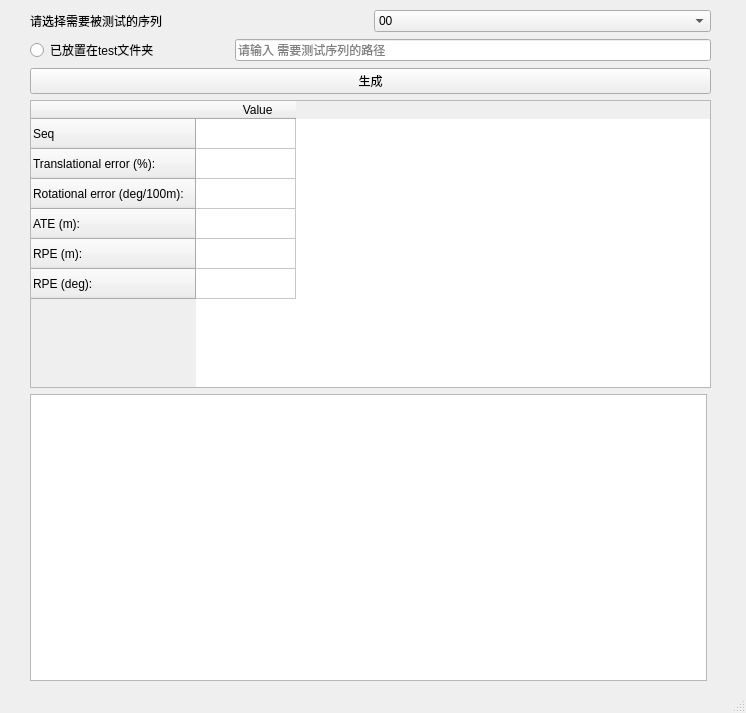
Astrophil-github/eval_odom_app, file ui/ui.ui: the form before one commit.
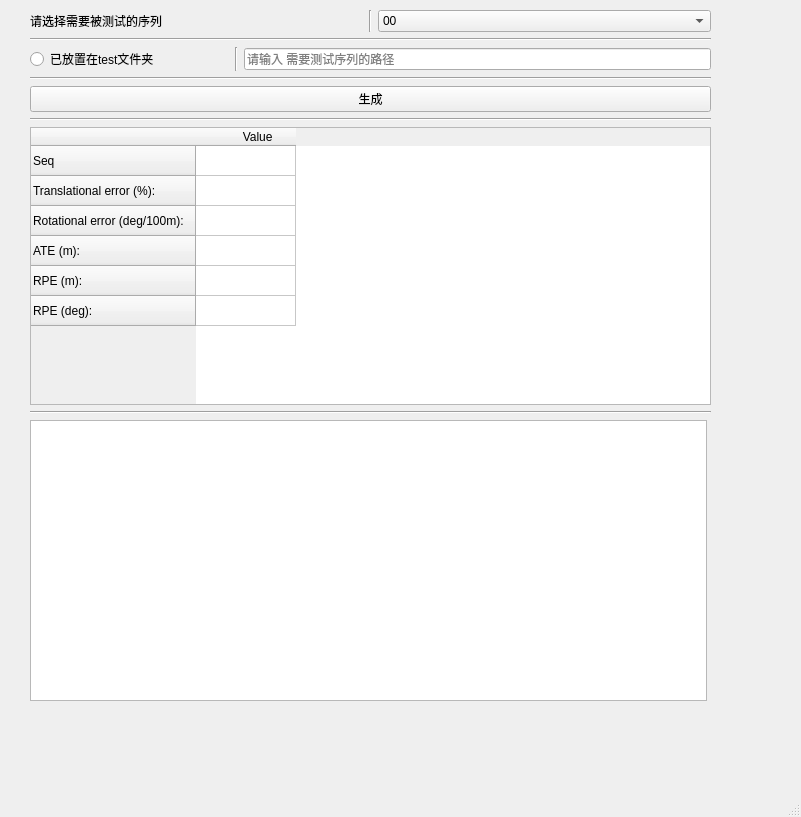
The form after the commit.

Commit message: 更改ui

Patch:
```diff
--- a/ui/ui.ui
+++ b/ui/ui.ui
@@ -6,8 +6,8 @@
    <rect>
     <x>0</x>
     <y>0</y>
-    <width>746</width>
-    <height>713</height>
+    <width>801</width>
+    <height>817</height>
    </rect>
   </property>
   <property name="windowTitle">
@@ -20,7 +20,7 @@
       <x>30</x>
       <y>10</y>
       <width>681</width>
-      <height>671</height>
+      <height>691</height>
      </rect>
     </property>
     <layout class="QVBoxLayout" name="verticalLayout_3">
@@ -35,6 +35,13 @@
            </property>
           </widget>
          </item>
+         <item>
+          <widget class="Line" name="line_6">
+           <property name="orientation">
+            <enum>Qt::Vertical</enum>
+           </property>
+          </widget>
+         </item>
          <item>
           <widget class="QComboBox" name="comboBox">
            <item>
@@ -96,6 +103,13 @@
          </item>
         </layout>
        </item>
+       <item>
+        <widget class="Line" name="line_4">
+         <property name="orientation">
+          <enum>Qt::Horizontal</enum>
+         </property>
+        </widget>
+       </item>
        <item>
         <layout class="QHBoxLayout" name="horizontalLayout">
          <item>
@@ -105,6 +119,13 @@
            </property>
           </widget>
          </item>
+         <item>
+          <widget class="Line" name="line_5">
+           <property name="orientation">
+            <enum>Qt::Vertical</enum>
+           </property>
+          </widget>
+         </item>
          <item>
           <widget class="QLineEdit" name="lineEdit">
            <property name="placeholderText">
@@ -114,6 +135,13 @@
          </item>
         </layout>
        </item>
+       <item>
+        <widget class="Line" name="line_3">
+         <property name="orientation">
+          <enum>Qt::Horizontal</enum>
+         </property>
+        </widget>
+       </item>
        <item>
         <widget class="QPushButton" name="button">
          <property name="text">
@@ -121,6 +149,13 @@
          </property>
         </widget>
        </item>
+       <item>
+        <widget class="Line" name="line_2">
+         <property name="orientation">
+          <enum>Qt::Horizontal</enum>
+         </property>
+        </widget>
+       </item>
        <item>
         <widget class="QTableWidget" name="tableWidget">
          <row>
@@ -160,6 +195,13 @@
          </column>
         </widget>
        </item>
+       <item>
+        <widget class="Line" name="line">
+         <property name="orientation">
+          <enum>Qt::Horizontal</enum>
+         </property>
+        </widget>
+       </item>
        <item>
         <widget class="QGraphicsView" name="graphicsView_2">
          <property name="minimumSize">
```
